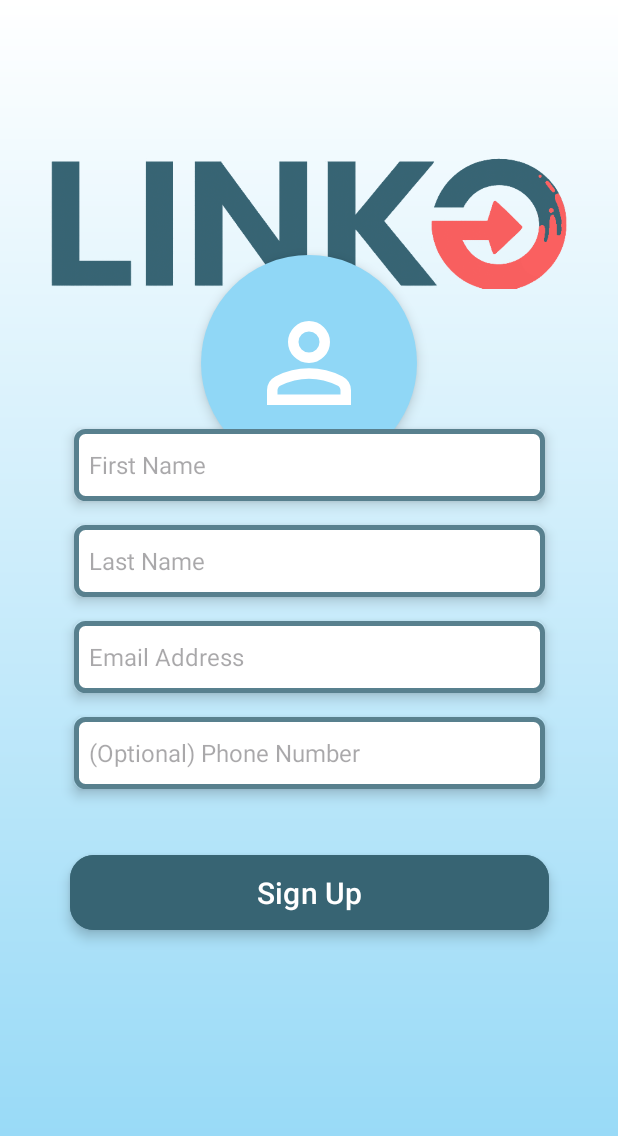
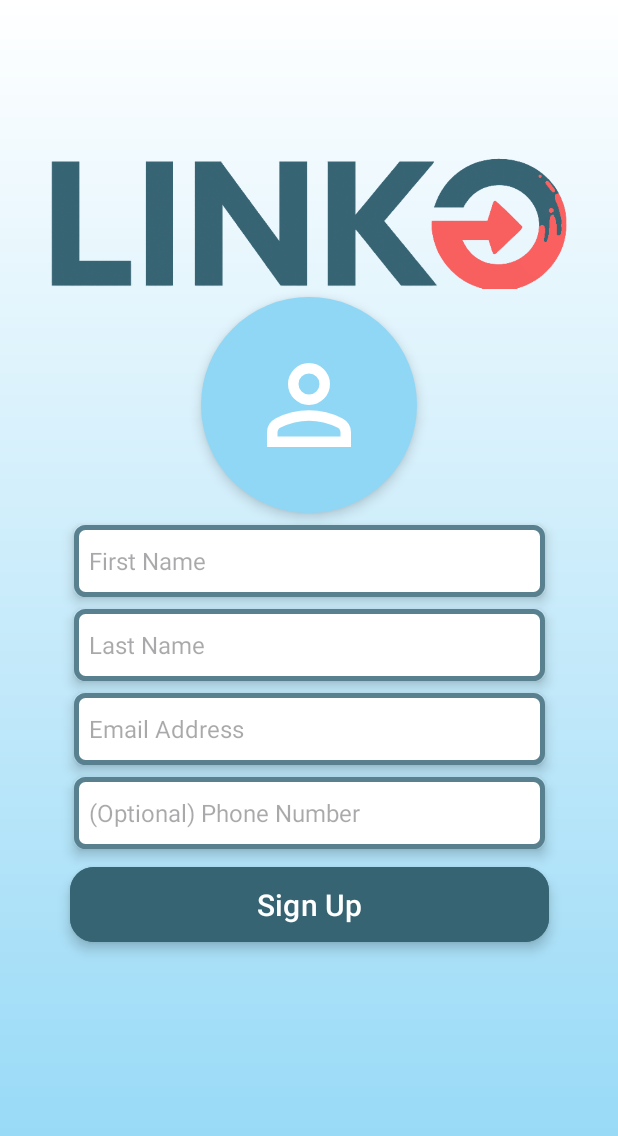
Before and after one commit to CMPUT301F25virtue1/virtue1-events, an Android app: the screen it shows after launch (SignUpActivity), after a tap on "Sign Up", on a phone screen of 412 x 824 dp. Shown: the top 1136 px of the screen. Run offline under Robolectric (Android 15) with nearby library versions, the phone set to English and light mode, and no system bars; our stand-ins replace Firebase (no records; nobody signed in at launch, a user with empty details on screens opened directly).

Commit message:
fixed xml on buttons

```diff
--- a/app/src/main/java/com/example/linko/AddEventActivity.java
+++ b/app/src/main/java/com/example/linko/AddEventActivity.java
@@ -96,7 +96,9 @@ public class AddEventActivity extends AppCompatActivity {
         });
 
         editButton.setOnClickListener(v -> {
-            startActivity(new Intent(AddEventActivity.this, EditEventActivity.class));
+            Intent intent = new Intent(AddEventActivity.this, EditEventActivity.class);
+            intent.putExtra("savedEvent", eventReceived);
+            startActivity(intent);
             finish();
         });
 
--- a/app/src/main/res/layout/activity_delete_profile.xml
+++ b/app/src/main/res/layout/activity_delete_profile.xml
@@ -27,6 +27,7 @@
         app:layout_constraintStart_toStartOf="parent"
         app:layout_constraintTop_toBottomOf="@+id/button_go_back"
         app:strokeColor="@color/black"
+        android:textColor="@color/white"
         app:strokeWidth="4dp" />
 
     <Button
@@ -42,6 +43,7 @@
         android:textSize="20sp"
         android:translationZ="5dp"
         app:cornerRadius="10dp"
+        android:textColor="@color/white"
         app:layout_constraintEnd_toEndOf="parent"
         app:layout_constraintStart_toStartOf="parent"
         app:layout_constraintTop_toBottomOf="@+id/textView2"
--- a/app/src/main/res/layout/activity_main.xml
+++ b/app/src/main/res/layout/activity_main.xml
@@ -46,7 +46,8 @@
         app:cornerRadius="16dp"
         app:layout_constraintEnd_toEndOf="parent"
         app:layout_constraintStart_toStartOf="parent"
-        app:layout_constraintTop_toBottomOf="@+id/img_linko_mascot" />
+        app:layout_constraintTop_toBottomOf="@+id/img_linko_mascot"
+        android:textColor="@color/white"/>
 
     <Button
         android:id="@+id/button_signup"
@@ -61,6 +62,7 @@
         app:cornerRadius="16dp"
         app:layout_constraintEnd_toEndOf="parent"
         app:layout_constraintStart_toStartOf="parent"
-        app:layout_constraintTop_toBottomOf="@+id/button_login" />
+        app:layout_constraintTop_toBottomOf="@+id/button_login"
+        android:textColor="@color/white"/>
 
 </androidx.constraintlayout.widget.ConstraintLayout>
--- a/app/src/main/res/layout/activity_my_events.xml
+++ b/app/src/main/res/layout/activity_my_events.xml
@@ -25,6 +25,7 @@
         android:insetBottom="0dp"
         android:text="Registered"
         android:textSize="20sp"
+        android:textColor="@color/white"
         app:cornerRadius="0dp"
         app:layout_constraintEnd_toStartOf="@+id/button_organized"
         app:layout_constraintHorizontal_bias="0.5"
@@ -38,6 +39,7 @@
         android:backgroundTint="@color/darkerTeal"
         android:insetTop="0dp"
         android:insetBottom="0dp"
+        android:textColor="@color/white"
         android:text="Organized"
         android:textSize="20sp"
         app:cornerRadius="0dp"
@@ -99,6 +101,7 @@
         android:layout_height="47dp"
         android:layout_marginTop="16dp"
         android:backgroundTint="@color/darkerTeal"
+        android:textColor="@color/white"
         android:text="@string/organize_an_event"
         android:textSize="20sp"
         android:visibility="gone"
--- a/app/src/main/res/layout/activity_settings.xml
+++ b/app/src/main/res/layout/activity_settings.xml
@@ -38,6 +38,7 @@
         android:layout_marginStart="32dp"
         android:layout_marginTop="128dp"
         android:layout_marginEnd="32dp"
+        android:textColor="@color/white"
         android:backgroundTint="@color/darkerTeal"
         android:text="@string/lottery_system_guidelines"
         android:stateListAnimator="@null"
@@ -57,6 +58,7 @@
         android:layout_marginTop="32dp"
         android:layout_marginEnd="32dp"
         android:backgroundTint="@color/darkRed"
+        android:textColor="@color/white"
         android:text="@string/delete_profile"
         android:elevation="5dp"
         android:stateListAnimator="@null"
--- a/app/src/main/res/layout/activity_signup.xml
+++ b/app/src/main/res/layout/activity_signup.xml
@@ -12,16 +12,17 @@
         android:id="@+id/button_signup"
         android:layout_width="319dp"
         android:layout_height="58dp"
-        android:layout_marginBottom="200dp"
         android:backgroundTint="@color/darkerTeal"
         android:elevation="5dp"
         android:stateListAnimator="@null"
         android:text="@string/sign_up"
         android:textSize="20sp"
+        android:textColor="@color/white"
+        android:layout_marginTop="8dp"
         app:cornerRadius="16dp"
-        app:layout_constraintBottom_toBottomOf="parent"
         app:layout_constraintEnd_toEndOf="parent"
-        app:layout_constraintStart_toStartOf="parent" />
+        app:layout_constraintStart_toStartOf="parent"
+        app:layout_constraintTop_toBottomOf="@+id/input_phonenumber" />
 
     <ImageView
         android:id="@+id/img_linko_logo2"
@@ -45,7 +46,6 @@
         android:elevation="5dp"
         android:padding="30dp"
         android:scaleType="centerCrop"
-        app:layout_constraintBottom_toTopOf="@+id/input_firstname"
         app:layout_constraintEnd_toEndOf="parent"
         app:layout_constraintStart_toStartOf="parent"
         app:layout_constraintTop_toBottomOf="@+id/img_linko_logo2"
@@ -55,60 +55,60 @@
         android:id="@+id/input_email"
         android:layout_width="314dp"
         android:layout_height="48dp"
-        android:layout_marginBottom="16dp"
         android:background="@drawable/signin_input_shape"
         android:elevation="5dp"
         android:hint="@string/email_address"
+        android:layout_marginTop="8dp"
         android:paddingStart="10dp"
         android:textColor="@color/teal"
         android:textSize="16sp"
-        app:layout_constraintBottom_toTopOf="@+id/input_phonenumber"
         app:layout_constraintEnd_toEndOf="parent"
-        app:layout_constraintStart_toStartOf="parent" />
+        app:layout_constraintStart_toStartOf="parent"
+        app:layout_constraintTop_toBottomOf="@+id/input_lastname" />
 
     <EditText
         android:id="@+id/input_phonenumber"
         android:layout_width="314dp"
         android:layout_height="48dp"
-        android:layout_marginBottom="40dp"
         android:background="@drawable/signin_input_shape"
+        android:layout_marginTop="8dp"
         android:elevation="5dp"
         android:hint="@string/optional_phone_number"
         android:paddingStart="10dp"
         android:textColor="@color/teal"
         android:textSize="16sp"
-        app:layout_constraintBottom_toTopOf="@+id/button_signup"
         app:layout_constraintEnd_toEndOf="parent"
-        app:layout_constraintStart_toStartOf="parent" />
+        app:layout_constraintStart_toStartOf="parent"
+        app:layout_constraintTop_toBottomOf="@+id/input_email" />
 
     <EditText
         android:id="@+id/input_firstname"
         android:layout_width="314dp"
         android:layout_height="48dp"
-        android:layout_marginBottom="16dp"
         android:background="@drawable/signin_input_shape"
         android:elevation="5dp"
+        android:layout_marginTop="8dp"
         android:hint="@string/first_name"
         android:paddingStart="10dp"
         android:textColor="@color/teal"
         android:textSize="16sp"
-        app:layout_constraintBottom_toTopOf="@+id/input_lastname"
         app:layout_constraintEnd_toEndOf="parent"
-        app:layout_constraintStart_toStartOf="parent" />
+        app:layout_constraintStart_toStartOf="parent"
+        app:layout_constraintTop_toBottomOf="@+id/image_profile" />
 
     <EditText
         android:id="@+id/input_lastname"
         android:layout_width="314dp"
         android:layout_height="48dp"
-        android:layout_marginBottom="16dp"
         android:background="@drawable/signin_input_shape"
         android:elevation="5dp"
         android:hint="@string/last_name"
+        android:layout_marginTop="8dp"
         android:paddingStart="10dp"
         android:textColor="@color/teal"
         android:textSize="16sp"
-        app:layout_constraintBottom_toTopOf="@+id/input_email"
         app:layout_constraintEnd_toEndOf="parent"
-        app:layout_constraintStart_toStartOf="parent" />
+        app:layout_constraintStart_toStartOf="parent"
+        app:layout_constraintTop_toBottomOf="@+id/input_firstname" />
 
 </androidx.constraintlayout.widget.ConstraintLayout>
```
Also changed, not shown: app/src/main/java/com/example/linko/EditEventActivity.java (+25 -0 lines), app/src/main/java/com/example/linko/ExploreEventsActivity.java (+9 -8 lines), app/src/main/res/layout/activity_add_event.xml (+3 -5 lines), app/src/main/res/layout/activity_edit_event.xml (+11 -7 lines), app/src/main/res/layout/activity_profile.xml (+5 -3 lines).
